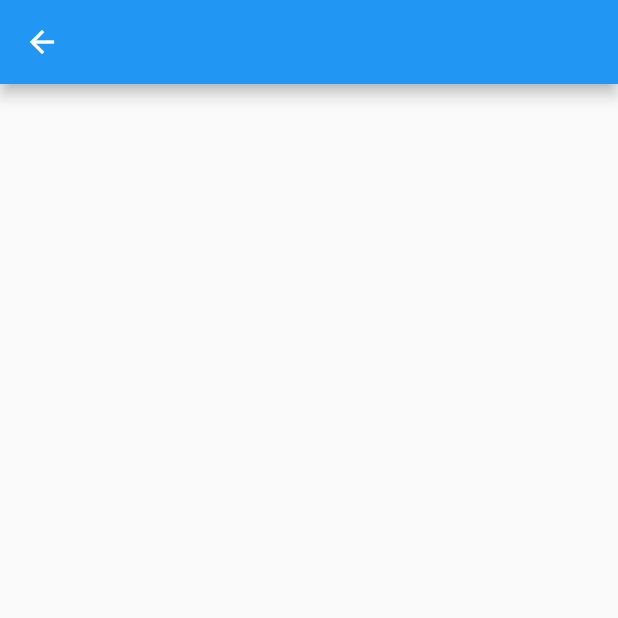
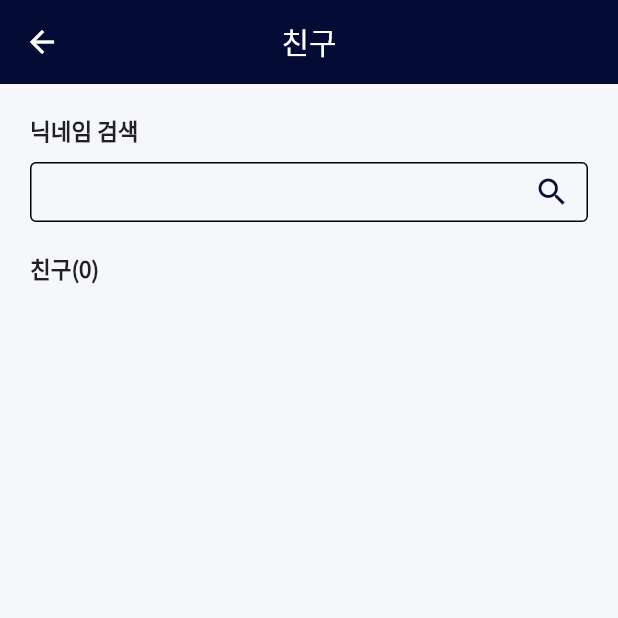
Before and after one commit to rscracker/studyhelper, a Flutter app: the FriendsView screen opened directly, on a phone screen of 412 x 824 dp, the top half of it. Run offline on Flutter 3.47's test engine with Material 2 defaults, Android fonts, the phone set to English and light mode, and no system bars; our stand-ins replace cloud_firestore, firebase_auth, firebase_core, firebase_messaging, flutter_local_notifications, flutter_native_timezone and 6 more; accounts and stored records are empty.

```diff
--- /dev/null
+++ b/lib/data/friends/friends_controller.dart
@@ -0,0 +1,32 @@
+import 'package:cloud_firestore/cloud_firestore.dart';
+import 'package:get/get.dart';
+import 'package:studyhelper/data/user/model/user_model.dart';
+
+class FriendsController extends GetxController {
+  static FriendsController get to => Get.find<FriendsController>();
+  final CollectionReference friendsCollection =
+      FirebaseFirestore.instance.collection('friends');
+
+  final RxList<UserModel> _friends = RxList.empty();
+  List<UserModel> get friends => _friends;
+  set friends(List<UserModel> friends) => _friends(friends);
+
+  Future<void> responseFriend({
+    required bool isAccepted,
+    required Map<String, dynamic> notification,
+    required String myUid,
+  }) async {
+    if (isAccepted) {
+      await friendsCollection.doc(myUid).set({
+        "friends": FieldValue.arrayUnion([notification['sender']])
+      });
+      await friendsCollection.doc(notification['sender']).set({
+        "friends": FieldValue.arrayUnion([myUid])
+      });
+    }
+  }
+
+  Stream<DocumentSnapshot> getFriends({required String myUid}) {
+    return friendsCollection.doc(myUid).snapshots();
+  }
+}
--- a/lib/data/todo/todo_controller.dart
+++ b/lib/data/todo/todo_controller.dart
@@ -1,3 +1,6 @@
 import 'package:get/get.dart';
 
-class TodoController extends GetxController {}
+class TodoController extends GetxController {
+
+
+}
--- a/lib/modules/friends/friends_view.dart
+++ b/lib/modules/friends/friends_view.dart
@@ -1,15 +1,157 @@
 import 'package:flutter/material.dart';
+import 'package:get/get.dart';
+import 'package:studyhelper/modules/friends/friends_view_controller.dart';
+import 'package:studyhelper/utils/app_color.dart';
 
-class FriendsView extends StatelessWidget {
+class FriendsView extends GetView<FriendsViewController> {
   const FriendsView({Key? key}) : super(key: key);
 
   @override
   Widget build(BuildContext context) {
     return Scaffold(
-      appBar: AppBar(),
-      body: Column(
-        children: [],
+      backgroundColor: AppColor.backgroundColor,
+      appBar: AppBar(
+        backgroundColor: AppColor.mainColor,
+        elevation: 0,
+        title: const Text('친구'),
+        centerTitle: true,
+      ),
+      body: Padding(
+        padding: const EdgeInsets.all(20.0),
+        child: Column(
+          crossAxisAlignment: CrossAxisAlignment.start,
+          children: [
+            _SearchBar(
+              searchController: controller.searchController,
+              onSearch: controller.onSearch,
+            ),
+            _Friends(),
+            //_Teachers(),
+            //_Parents(),
+          ],
+        ),
       ),
     );
   }
 }
+
+class _SearchBar extends StatelessWidget {
+  final TextEditingController searchController;
+  final VoidCallback onSearch;
+  const _SearchBar(
+      {required this.searchController, required this.onSearch, Key? key})
+      : super(key: key);
+
+  @override
+  Widget build(BuildContext context) {
+    return Column(
+      crossAxisAlignment: CrossAxisAlignment.start,
+      children: [
+        const Text(
+          '닉네임 검색',
+          style: TextStyle(
+            fontWeight: FontWeight.w600,
+            fontSize: 15,
+          ),
+        ),
+        const SizedBox(
+          height: 10,
+        ),
+        SizedBox(
+          height: 40,
+          child: TextField(
+            controller: searchController,
+            cursorColor: AppColor.mainColor,
+            textAlign: TextAlign.left,
+            onEditingComplete: onSearch,
+            decoration: InputDecoration(
+                focusColor: AppColor.mainColor,
+                contentPadding:
+                    const EdgeInsets.symmetric(horizontal: 10, vertical: 5),
+                enabledBorder: const OutlineInputBorder(),
+                focusedBorder: const OutlineInputBorder(),
+                suffixIcon: GestureDetector(
+                  onTap: onSearch,
+                  child: const Icon(
+                    Icons.search,
+                    color: AppColor.mainColor,
+                  ),
+                )),
+          ),
+        ),
+        const SizedBox(
+          height: 20,
+        ),
+      ],
+    );
+  }
+}
+
+class _Teachers extends StatelessWidget {
+  const _Teachers({Key? key}) : super(key: key);
+
+  @override
+  Widget build(BuildContext context) {
+    return Column(
+      crossAxisAlignment: CrossAxisAlignment.start,
+      children: [
+        const Text(
+          '선생님(0)',
+          style: TextStyle(
+            fontWeight: FontWeight.w600,
+            fontSize: 15,
+          ),
+        ),
+        const SizedBox(
+          height: 10,
+        ),
+      ],
+    );
+  }
+}
+
+class _Friends extends StatelessWidget {
+  const _Friends({Key? key}) : super(key: key);
+
+  @override
+  Widget build(BuildContext context) {
+    return Column(
+      crossAxisAlignment: CrossAxisAlignment.start,
+      children: [
+        const Text(
+          '친구(0)',
+          style: TextStyle(
+            fontWeight: FontWeight.w600,
+            fontSize: 15,
+          ),
+        ),
+        const SizedBox(
+          height: 10,
+        ),
+      ],
+    );
+  }
+}
+
+class _Parents extends StatelessWidget {
+  const _Parents({Key? key}) : super(key: key);
+
+  @override
+  Widget build(BuildContext context) {
+    return Column(
+      crossAxisAlignment: CrossAxisAlignment.start,
+      children: [
+        const Text(
+          '학부모님(0)',
+          style: TextStyle(
+            fontWeight: FontWeight.w600,
+            fontSize: 15,
+          ),
+        ),
+        const SizedBox(
+          height: 10,
+        ),
+      ],
+    );
+  }
+}
--- /dev/null
+++ b/lib/modules/friends/friends_view_controller.dart
@@ -0,0 +1,49 @@
+import 'package:flutter/cupertino.dart';
+import 'package:get/get.dart';
+import 'package:studyhelper/data/friends/friends_controller.dart';
+import 'package:studyhelper/data/notification/notification_controller.dart';
+import 'package:studyhelper/data/user/model/user_model.dart';
+import 'package:studyhelper/modules/common/custom_dialog.dart';
+import 'package:studyhelper/modules/common/search_result_dialog.dart';
+import 'package:studyhelper/services/user_service.dart';
+
+class FriendsViewController extends GetxController {
+  static FriendsViewController get to => Get.find<FriendsViewController>();
+
+  final friendsController = FriendsController.to;
+  final notificationController = NotificationController.to;
+  final userService = UserService.to;
+
+  UserModel get currentUser => userService.currentUser;
+
+  final TextEditingController searchController = TextEditingController();
+  List<UserModel> get friends => friendsController.friends;
+
+  void onSearch() async {
+    List<UserModel> searchedUsers = await userService.findUsers(
+        isNick: true, nameOrNick: searchController.text);
+
+    if (searchedUsers.isNotEmpty) {
+      Get.dialog(SearchResultDialog(
+        users: searchedUsers,
+        onSendFriendRequest: onSendFriendRequest,
+      ));
+    } else {
+      Get.dialog(
+          CustomDialog(text: '검색 결과가 없습니다.', onPressed: () => Get.back()));
+    }
+  }
+
+  void onSendFriendRequest({
+    required UserModel user,
+  }) async {
+    await notificationController.addNotifcation(
+        receiver: user,
+        content: '${user.name}님의 친구 요청이 있습니다.',
+        myUid: currentUser.uid,
+        type: 'friendRequest');
+    Get.back();
+    Get.dialog(
+        CustomDialog(text: '친구 요청이 완료되었습니다.', onPressed: () => Get.back()));
+  }
+}
--- a/lib/modules/main/main_controller.dart
+++ b/lib/modules/main/main_controller.dart
@@ -7,6 +7,8 @@ import 'package:studyhelper/services/todo_service.dart';
 import 'package:studyhelper/services/user_service.dart';
 
 class MainController extends GetxController {
+  static MainController get to => Get.find<MainController>();
+
   final todoService = TodoService.to;
   final userService = UserService.to;
   final classController = ClassController.to;
--- a/lib/modules/main/teacher_view.dart
+++ b/lib/modules/main/teacher_view.dart
@@ -208,9 +208,7 @@ class _StudentItem extends StatelessWidget {
                 ),
                 GestureDetector(
                     onTap: () {
-                      UserService.to.addNotifcation(
-                          receiver: snapshot.data!,
-                          content: '수학선생님이 5분뒤에 도착 예정입니다.');
+
                     },
                     child: Icon(
                       Icons.chat_bubble_outline,
--- a/lib/modules/parents/parents_view.dart
+++ b/lib/modules/parents/parents_view.dart
@@ -323,7 +323,7 @@ class _Student extends StatelessWidget {
                 )),
           ),
           StreamBuilder(
-              stream: UserService.to.getFriends(),
+              stream: null,
               builder: (BuildContext context,
                   AsyncSnapshot<DocumentSnapshot> snapshot) {
                 if (!snapshot.hasData) {
--- /dev/null
+++ b/lib/routes/app_pages.dart
@@ -0,0 +1,28 @@
+import 'package:get/get.dart';
+import 'package:studyhelper/modules/friends/bindings/friends_binding.dart';
+import 'package:studyhelper/modules/friends/friends_view.dart';
+import 'package:studyhelper/modules/history/history_view.dart';
+import 'package:studyhelper/modules/main/bindings/main_binding.dart';
+import 'package:studyhelper/modules/main/main_controller.dart';
+import 'package:studyhelper/modules/main/main_view.dart';
+import 'package:studyhelper/modules/notifications/bindings/notification_binding.dart';
+import 'package:studyhelper/modules/notifications/notification_view.dart';
+
+class AppPages {
+  AppPages._();
+
+  static final routes = [
+    GetPage(name: '/main', page: () => const MainView(), bindings: [
+      MainBinding(),
+    ]),
+    GetPage(
+        name: '/friends',
+        page: () => const FriendsView(),
+        binding: FriendsBinding()),
+    GetPage(name: '/history', page: () => HistoryView()),
+    GetPage(
+        name: '/notification',
+        page: () => NotificationView(),
+        binding: NotificationBinding()),
+  ];
+}
```
Also changed, not shown: lib/data/notification/model/notification_model.dart (added, +20 -0 lines), lib/data/notification/notification_controller.dart (added, +55 -0 lines), lib/main.dart (+3 -5 lines), lib/modules/common/search_dialog.dart (+4 -12 lines), lib/modules/common/search_result_dialog.dart (+7 -11 lines), lib/modules/friends/bindings/friends_binding.dart (added, +13 -0 lines), lib/modules/main/main_view.dart (+5 -3 lines), lib/modules/notifications/bindings/notification_binding.dart (added, +13 -0 lines), lib/modules/notifications/notification_view.dart (+19 -26 lines), lib/modules/notifications/notification_view_controller.dart (added, +13 -0 lines), lib/services/user_service.dart (+18 -61 lines), lib/data/notification/model/notification_model.freezed.dart (added), lib/data/notification/model/notification_model.g.dart (added).
